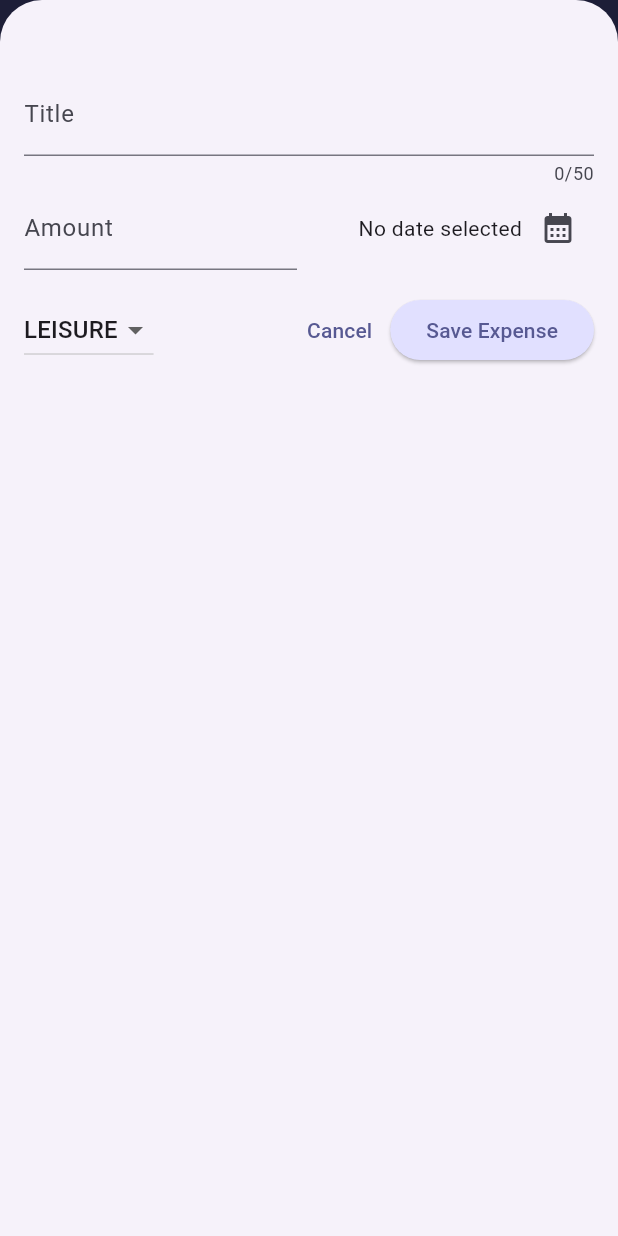
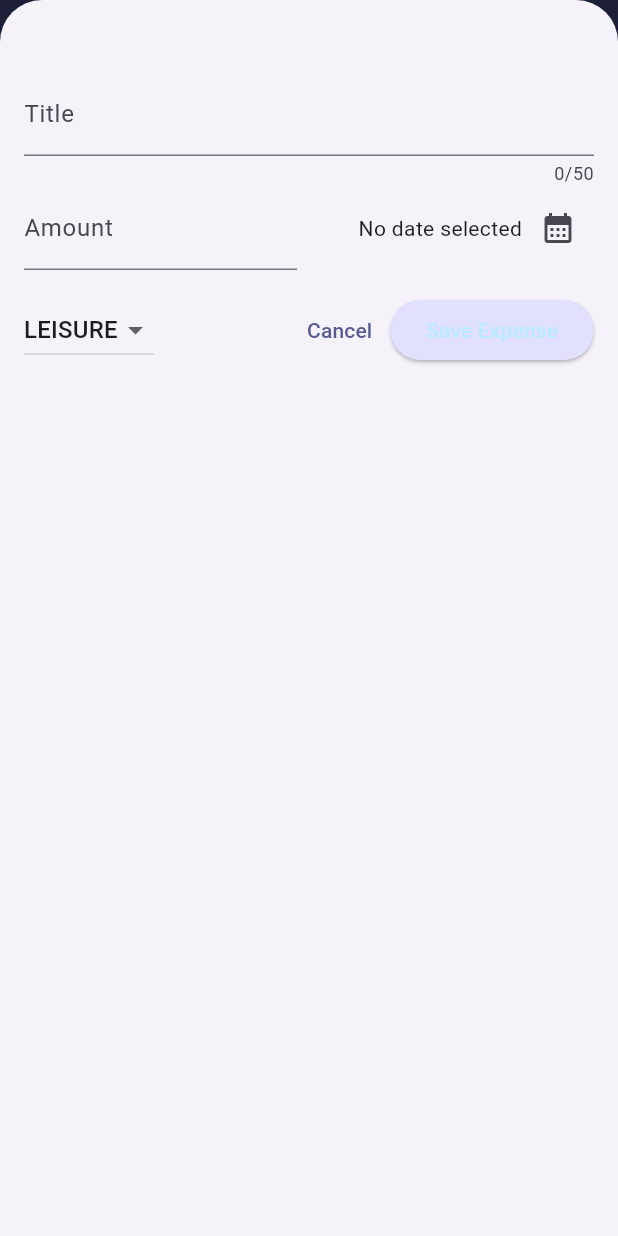
Before and after one commit to ogulcanoktem/flutter_proje, a Flutter app: the screen it shows after launch, after a tap on the "add" icon, on a phone screen of 412 x 824 dp. Run offline on Flutter 3.47's test engine with Material 3 defaults, Android fonts, the phone set to English and light mode, and no system bars; our stand-ins replace google_fonts.

Commit message:
dark theme eklendi ve total harcama şeması eklendi.

```diff
--- a/third_app/lib/main.dart
+++ b/third_app/lib/main.dart
@@ -5,17 +5,31 @@ var kColorScheme = ColorScheme.fromSeed(
   seedColor: const Color.fromARGB(255, 24, 0, 243),
 );
 
+var kDarkColorScheme = ColorScheme.fromSeed(
+  brightness: Brightness.dark,
+  seedColor: const Color.fromARGB(255, 5, 99, 125),
+);
+
 void main() {
   runApp(
     MaterialApp(
+      darkTheme: ThemeData.dark().copyWith(
+        colorScheme: kDarkColorScheme,
+        cardTheme: const CardTheme().copyWith(
+          color: kDarkColorScheme.secondaryContainer,
+          margin: const EdgeInsets.symmetric(
+            horizontal: 16,
+            vertical: 8,
+          ),
+        ),
+      ),
       theme: ThemeData().copyWith(
         colorScheme: kColorScheme,
-        useMaterial3: true,
         appBarTheme: const AppBarTheme().copyWith(
           backgroundColor: kColorScheme.onPrimaryContainer,
           foregroundColor: kColorScheme.primaryContainer,
         ),
-        cardTheme: CardTheme().copyWith(
+        cardTheme: const CardTheme().copyWith(
           color: kColorScheme.secondaryContainer,
           margin: const EdgeInsets.symmetric(
             horizontal: 16,
@@ -25,13 +39,14 @@ void main() {
         elevatedButtonTheme: ElevatedButtonThemeData(
           style: ElevatedButton.styleFrom(
             backgroundColor: kColorScheme.primaryContainer,
+            foregroundColor: kDarkColorScheme.onPrimaryContainer,
           ),
         ),
         textTheme: ThemeData().textTheme.copyWith(
               titleLarge: TextStyle(
-                fontWeight: FontWeight.normal,
+                fontWeight: FontWeight.bold,
                 color: kColorScheme.onSecondaryContainer,
-                fontSize: 14,
+                fontSize: 16,
               ),
             ),
       ),
--- a/third_app/lib/models/expense.dart
+++ b/third_app/lib/models/expense.dart
@@ -33,3 +33,28 @@ class Expense {
     return formatter.format(date);
   }
 }
+
+class ExpenseBucket {
+  const ExpenseBucket({
+    required this.category,
+    required this.expenses,
+  });
+
+  ExpenseBucket.forCategory(List<Expense> allExpenses, this.category)
+      : expenses = allExpenses
+            .where((expense) => expense.category == category)
+            .toList();
+
+  final Category category;
+  final List<Expense> expenses;
+
+  double get totalExpenses {
+    double sum = 0;
+
+    for (final expense in expenses) {
+      sum = sum + expense.amount;
+    }
+
+    return sum;
+  }
+}
--- /dev/null
+++ b/third_app/lib/widgets/chart/chart.dart
@@ -0,0 +1,95 @@
+import 'package:flutter/material.dart';
+
+import 'package:third_app/widgets/chart/chart_bar.dart';
+import 'package:third_app/models/expense.dart';
+
+class Chart extends StatelessWidget {
+  const Chart({super.key, required this.expenses});
+
+  final List<Expense> expenses;
+
+  List<ExpenseBucket> get buckets {
+    return [
+      ExpenseBucket.forCategory(expenses, Category.food),
+      ExpenseBucket.forCategory(expenses, Category.leisure),
+      ExpenseBucket.forCategory(expenses, Category.travel),
+      ExpenseBucket.forCategory(expenses, Category.work),
+    ];
+  }
+
+  double get maxTotalExpense {
+    double maxTotalExpense = 0;
+
+    for (final bucket in buckets) {
+      if (bucket.totalExpenses > maxTotalExpense) {
+        maxTotalExpense = bucket.totalExpenses;
+      }
+    }
+
+    return maxTotalExpense;
+  }
+
+  @override
+  Widget build(BuildContext context) {
+    final isDarkMode =
+        MediaQuery.of(context).platformBrightness == Brightness.dark;
+    return Container(
+      margin: const EdgeInsets.all(16),
+      padding: const EdgeInsets.symmetric(
+        vertical: 16,
+        horizontal: 8,
+      ),
+      width: double.infinity,
+      height: 180,
+      decoration: BoxDecoration(
+        borderRadius: BorderRadius.circular(8),
+        gradient: LinearGradient(
+          colors: [
+            Theme.of(context).colorScheme.primary.withOpacity(0.3),
+            Theme.of(context).colorScheme.primary.withOpacity(0.0)
+          ],
+          begin: Alignment.bottomCenter,
+          end: Alignment.topCenter,
+        ),
+      ),
+      child: Column(
+        children: [
+          Expanded(
+            child: Row(
+              crossAxisAlignment: CrossAxisAlignment.end,
+              children: [
+                for (final bucket in buckets) // alternative to map()
+                  ChartBar(
+                    fill: bucket.totalExpenses == 0
+                        ? 0
+                        : bucket.totalExpenses / maxTotalExpense,
+                  )
+              ],
+            ),
+          ),
+          const SizedBox(height: 12),
+          Row(
+            children: buckets
+                .map(
+                  (bucket) => Expanded(
+                    child: Padding(
+                      padding: const EdgeInsets.symmetric(horizontal: 4),
+                      child: Icon(
+                        categoryIcons[bucket.category],
+                        color: isDarkMode
+                            ? Theme.of(context).colorScheme.secondary
+                            : Theme.of(context)
+                                .colorScheme
+                                .primary
+                                .withOpacity(0.7),
+                      ),
+                    ),
+                  ),
+                )
+                .toList(),
+          )
+        ],
+      ),
+    );
+  }
+}
--- /dev/null
+++ b/third_app/lib/widgets/chart/chart_bar.dart
@@ -0,0 +1,34 @@
+import 'package:flutter/material.dart';
+
+class ChartBar extends StatelessWidget {
+  const ChartBar({
+    super.key,
+    required this.fill,
+  });
+
+  final double fill;
+
+  @override
+  Widget build(BuildContext context) {
+    final isDarkMode =
+        MediaQuery.of(context).platformBrightness == Brightness.dark;
+    return Expanded(
+      child: Padding(
+        padding: const EdgeInsets.symmetric(horizontal: 4),
+        child: FractionallySizedBox(
+          heightFactor: fill,
+          child: DecoratedBox(
+            decoration: BoxDecoration(
+              shape: BoxShape.rectangle,
+              borderRadius:
+                  const BorderRadius.vertical(top: Radius.circular(8)),
+              color: isDarkMode
+                  ? Theme.of(context).colorScheme.secondary
+                  : Theme.of(context).colorScheme.primary.withOpacity(0.65),
+            ),
+          ),
+        ),
+      ),
+    );
+  }
+}
--- a/third_app/lib/widgets/expenses.dart
+++ b/third_app/lib/widgets/expenses.dart
@@ -2,6 +2,7 @@ import 'package:flutter/material.dart';
 import 'package:third_app/widgets/expenses_list/expenses_list.dart';
 import 'package:third_app/models/expense.dart';
 import 'package:third_app/widgets/new_expense.dart';
+import 'package:third_app/widgets/chart/chart.dart';
 
 class Expenses extends StatefulWidget {
   const Expenses({super.key});
@@ -89,7 +90,7 @@ class _ExpensesState extends State<Expenses> {
       ),
       body: Column(
         children: [
-          const Text('The Chart'),
+          Chart(expenses: _registeredExpenses),
           Expanded(
             child: mainContent,
           ),
--- a/third_app/lib/widgets/expenses_list/expenses_item.dart
+++ b/third_app/lib/widgets/expenses_list/expenses_item.dart
@@ -15,8 +15,12 @@ class ExpenseItem extends StatelessWidget {
           vertical: 16,
         ),
         child: Column(
+          crossAxisAlignment: CrossAxisAlignment.start,
           children: [
-            Text(expense.title),
+            Text(
+              expense.title,
+              style: Theme.of(context).textTheme.titleLarge,
+            ),
             const SizedBox(height: 4),
             Row(
               children: [
--- a/third_app/lib/widgets/expenses_list/expenses_list.dart
+++ b/third_app/lib/widgets/expenses_list/expenses_list.dart
@@ -18,6 +18,11 @@ class ExpensesList extends StatelessWidget {
       itemCount: expenses.length,
       itemBuilder: (ctx, index) => Dismissible(
         key: ValueKey(expenses[index]),
+        background: Container(
+          color: Theme.of(context).colorScheme.error.withOpacity(0.70),
+          margin: EdgeInsets.symmetric(
+              horizontal: Theme.of(context).cardTheme.margin!.horizontal),
+        ),
         onDismissed: (direction) {
           onRemoveExpense(expenses[index]);
         },
```
